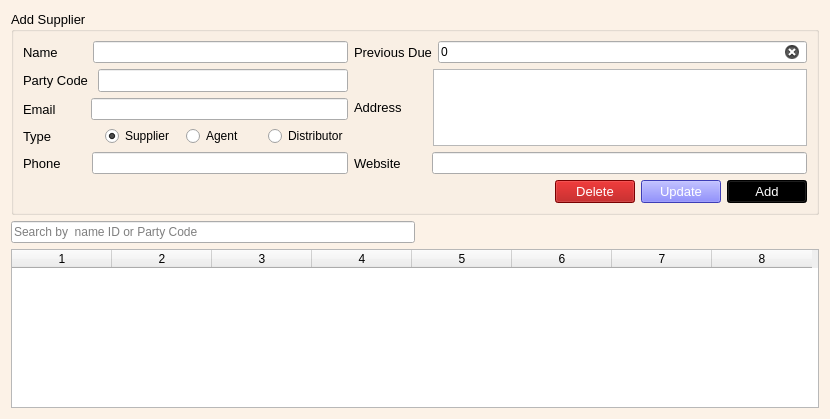
Old version of the form ui/supplier.ui in the repository ansarul543/pos-inventory.
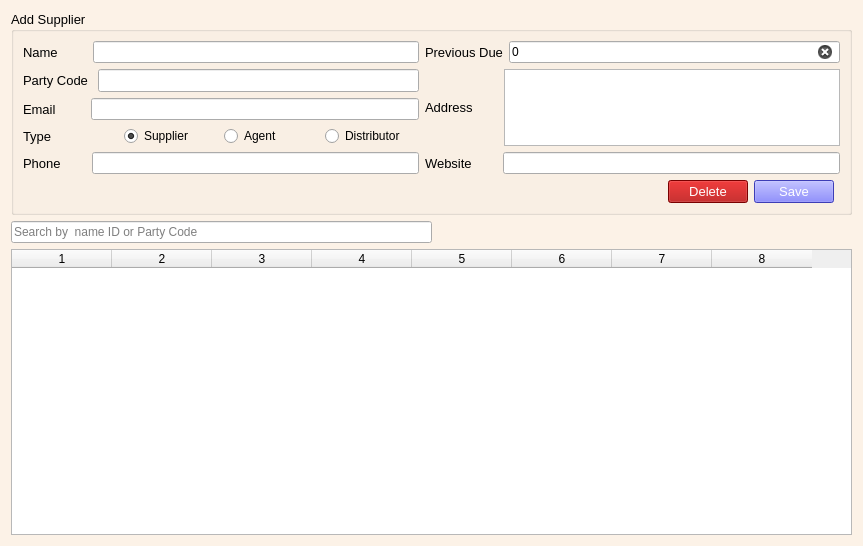
New version of the form.

What changed in the file:
```diff
--- a/ui/supplier.ui
+++ b/ui/supplier.ui
@@ -9,8 +9,8 @@
    <rect>
     <x>0</x>
     <y>0</y>
-    <width>830</width>
-    <height>419</height>
+    <width>863</width>
+    <height>546</height>
    </rect>
   </property>
   <property name="windowTitle">
@@ -309,23 +309,10 @@
 color: rgb(255, 255, 255);</string>
           </property>
           <property name="text">
-           <string>Update</string>
+           <string>Save</string>
           </property>
-         </widget>
-        </item>
-        <item row="5" column="4">
-         <widget class="QPushButton" name="pushButton">
-          <property name="font">
-           <font>
-            <pointsize>10</pointsize>
-           </font>
-          </property>
-          <property name="styleSheet">
-           <string notr="true">background-color: rgb(0, 0, 0);
-color: rgb(255, 255, 255);</string>
-          </property>
-          <property name="text">
-           <string>Add</string>
+          <property name="shortcut">
+           <string>Return</string>
           </property>
          </widget>
         </item>
```
